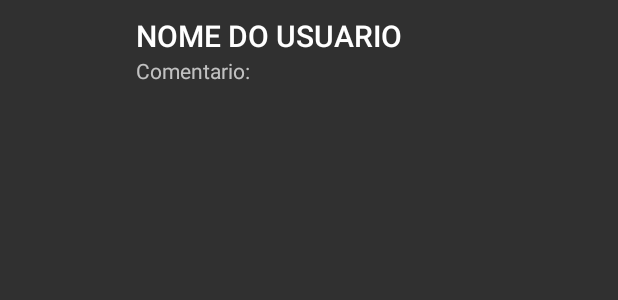
After one commit to dsnascimento/SC, an Android app: the layout listacomentarios.xml on its own in the app's theme, with its tools: preview values and no code run, on a phone screen of 412 x 824 dp. The commit adds this screen. Shown: the top 300 px of the screen. Run offline under Robolectric (Android 15) with nearby library versions, the phone set to English and light mode, and no system bars.

Commit message:
Tela Comentario Criada, Implementada (Falta ação de carregar List View com Comentarios emitidos pelos Usuarios !)

```diff
--- a/app/src/main/java/com/dsn/searchcollege5/Faculdades.java
+++ b/app/src/main/java/com/dsn/searchcollege5/Faculdades.java
@@ -7,6 +7,8 @@ public class Faculdades {
     private String endereco;
     private String cidade;
     private String curso;
+
+    //desenho do listview
 
     public Faculdades(String nome, String endereco, int imagem, String cidade,String sobre,String curso) {
 
--- a/app/src/main/res/layout/activity_tela_sobre_faculdade.xml
+++ b/app/src/main/res/layout/activity_tela_sobre_faculdade.xml
@@ -49,10 +49,10 @@
         app:layout_constraintStart_toStartOf="parent"
         app:layout_constraintEnd_toEndOf="parent"
         app:layout_constraintTop_toBottomOf="@+id/SobreFaculdade"
-        app:layout_constraintBottom_toTopOf="@+id/btnComentario" />
+        app:layout_constraintBottom_toTopOf="@+id/btnComentarios" />
 
     <Button
-        android:id="@+id/btnComentario"
+        android:id="@+id/btnComentarios"
         android:layout_width="350dp"
         android:layout_height="wrap_content"
 
--- /dev/null
+++ b/app/src/main/res/layout/listacomentarios.xml
@@ -0,0 +1,38 @@
+<?xml version="1.0" encoding="utf-8"?>
+<LinearLayout xmlns:android="http://schemas.android.com/apk/res/android"
+    android:orientation="horizontal" android:layout_width="match_parent"
+    android:layout_height="match_parent">
+
+
+
+    <ImageView
+        android:id="@+id/imgUserTC"
+        android:layout_width="80dp"
+        android:layout_height="80dp"
+        android:scaleType="fitXY"
+        android:layout_margin="5dp"/>
+
+    <LinearLayout
+        android:orientation="vertical"
+        android:layout_width="match_parent"
+        android:layout_height="80dp"
+        android:layout_gravity="right">
+
+        <TextView
+            android:id="@+id/nomeUsuarioTC"
+            android:layout_width="wrap_content"
+            android:layout_height="wrap_content"
+            android:text="NOME DO USUARIO"
+            android:layout_marginTop="10dp"
+            android:textAppearance="@style/Base.TextAppearance.AppCompat.SearchResult.Title" />
+        <TextView
+            android:id="@+id/comentarioTC"
+            android:layout_width="wrap_content"
+            android:layout_height="wrap_content"
+            android:textAppearance="@style/Base.TextAppearance.AppCompat.Small"
+            android:text="Comentario: "/>
+
+
+    </LinearLayout>
+
+</LinearLayout>
```
Also changed, not shown: app/src/main/java/com/dsn/searchcollege5/Comentarios.java (added, +47 -0 lines), app/src/main/java/com/dsn/searchcollege5/ComentariosAdapter.java (added, +44 -0 lines), app/src/main/java/com/dsn/searchcollege5/DescricaoComentarios.java (added, +18 -0 lines), app/src/main/java/com/dsn/searchcollege5/TelaComentario.java (+44 -0 lines), app/src/main/java/com/dsn/searchcollege5/TelaSobreFaculdade.java (+14 -1 lines).
